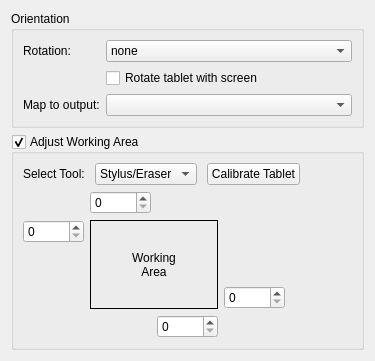
Qt form src/kcmodule/padmapping.ui (KDE/wacomtablet) before a commit.
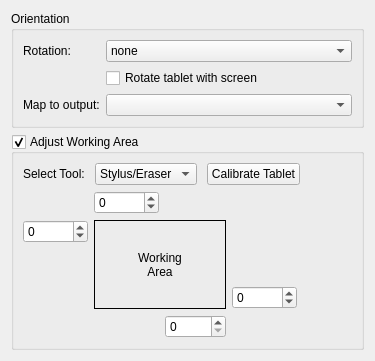
The same form after that commit. Custom widgets are drawn as their Qt base class.

Commit message: allow negative values for the tablet area calibration

```diff
--- a/src/kcmodule/padmapping.ui
+++ b/src/kcmodule/padmapping.ui
@@ -170,6 +170,9 @@
             <property name="toolTip">
              <string>X-Coordinate of the top left point</string>
             </property>
+            <property name="minimum">
+             <number>-99999</number>
+            </property>
             <property name="maximum">
              <number>99999</number>
             </property>
@@ -180,6 +183,9 @@
             <property name="toolTip">
              <string>Y-Coordinate of the top right point</string>
             </property>
+            <property name="minimum">
+             <number>-99999</number>
+            </property>
             <property name="maximum">
              <number>99999</number>
             </property>
@@ -216,6 +222,9 @@
             <property name="toolTip">
              <string>Height of the used tablet area</string>
             </property>
+            <property name="minimum">
+             <number>-99999</number>
+            </property>
             <property name="maximum">
              <number>99999</number>
             </property>
@@ -242,6 +251,9 @@
             <property name="maximum">
              <number>99999</number>
             </property>
+            <property name="value">
+             <number>0</number>
+            </property>
            </widget>
           </item>
           <item row="1" column="1" rowspan="3" colspan="2">
```
